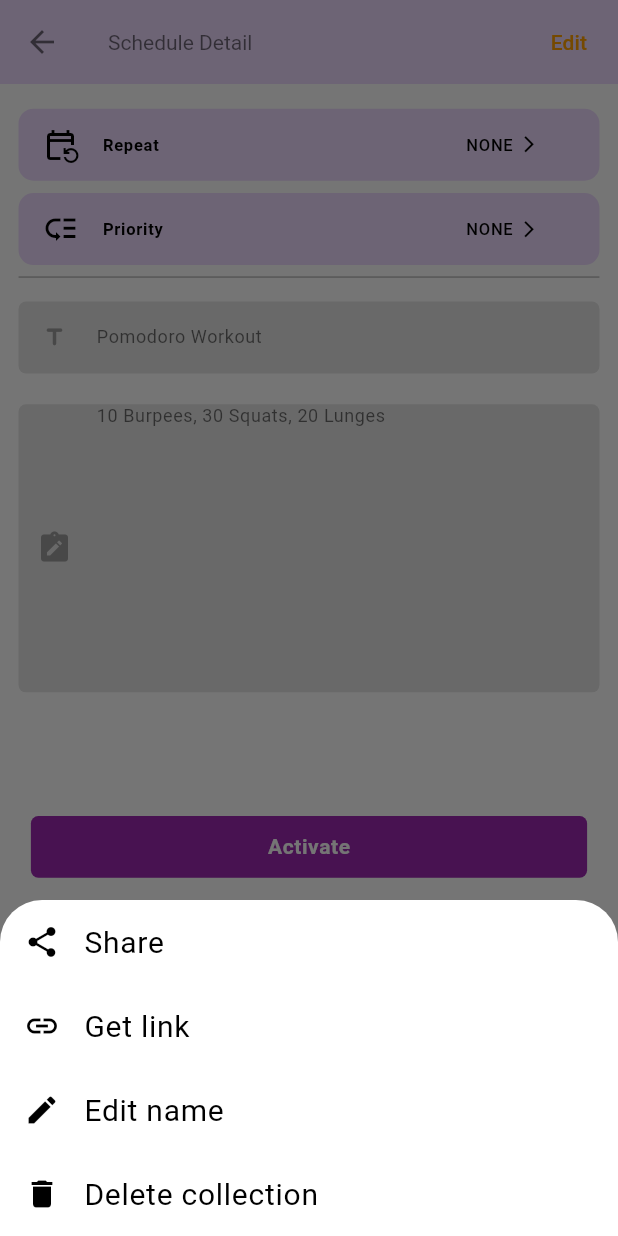
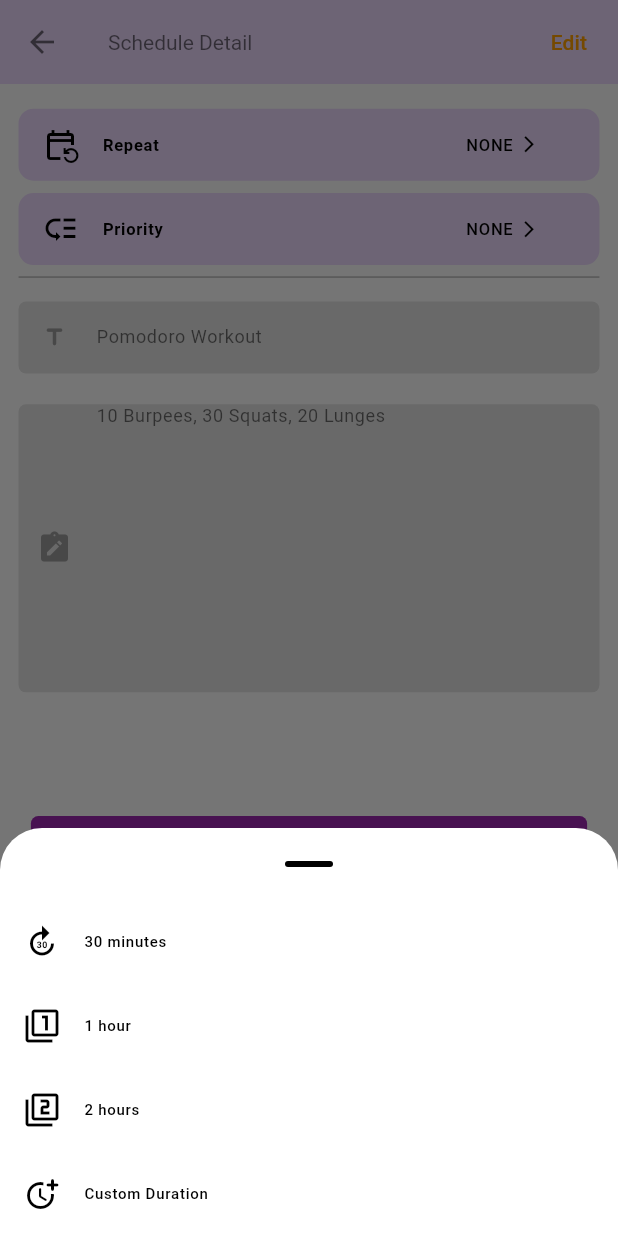
Before and after one commit to yellow-Flickr/timely, a Flutter app: the ScheduleDetail screen opened directly with sample values from the repository, after a tap on "Repeat", on a phone screen of 412 x 824 dp. Run offline on Flutter 3.47's test engine with Material 3 defaults, Android fonts, the phone set to English and light mode, and no system bars; our stand-ins replace go_router.

Commit message:
Scheduler Update II

```diff
--- a/lib/scheduleDetail.dart
+++ b/lib/scheduleDetail.dart
@@ -1,6 +1,10 @@
 // ignore_for_file: prefer_const_literals_to_create_immutables, prefer_const_constructors
 
+import 'dart:developer';
+
 import 'package:flutter/material.dart';
+import 'package:flutter/widgets.dart';
+import 'package:go_router/go_router.dart';
 import 'package:timely/components.dart';
 import 'package:timely/constant.dart';
 import 'package:timely/models/scheduleModel.dart';
@@ -27,12 +31,24 @@ class _ScheduleDetailState extends State<ScheduleDetail> {
 
   @override
   void initState() {
-    // if (widget.newschedule) {
-    //   return;
-    // }
     title.text = widget.schedule.title;
     notes.text = widget.schedule.notes;
     super.initState();
+    WidgetsFlutterBinding.ensureInitialized().addPostFrameCallback((timeStamp) {
+      setState(() {
+        if (widget.newschedule) {
+          controller.update(MaterialState.disabled, true);
+        }
+      });
+    });
+  }
+
+  @override
+  void dispose() {
+    title.dispose();
+    notes.dispose();
+    controller.dispose();
+    super.dispose();
   }
 
   @override
@@ -53,6 +69,7 @@ class _ScheduleDetailState extends State<ScheduleDetail> {
                 onTap: () {
                   setState(() {
                     edit = !edit;
+                    controller.update(MaterialState.disabled, true);
                   });
                 },
                 child: Container(
@@ -88,44 +105,68 @@ class _ScheduleDetailState extends State<ScheduleDetail> {
               onTap: () async {
                 await showModalBottomSheet(
                   context: context,
+                  showDragHandle: true,
                   builder: (context) {
                     // Using Wrap makes the bottom sheet height the height of the content.
                     // Otherwise, the height will be half the height of the screen.
                     return Wrap(
                       children: [
                         ListTile(
-                          leading: Icon(Icons.share),
-                          title: Text('Share'),
+                          leading: Icon(Icons.forward_30),
+                          title: Text('30 minutes',
+                              style: theme.textTheme.labelSmall
+                                  ?.copyWith(fontSize: 10)),
                         ),
                         ListTile(
-                          leading: Icon(Icons.link),
-                          title: Text('Get link'),
+                          leading: Icon(Icons.filter_1),
+                          title: Text('1 hour',
+                              style: theme.textTheme.labelSmall
+                                  ?.copyWith(fontSize: 10)),
                         ),
                         ListTile(
-                          leading: Icon(Icons.edit),
-                          title: Text('Edit name'),
+                          leading: Icon(Icons.filter_2),
+                          title: Text('2 hours',
+                              style: theme.textTheme.labelSmall
+                                  ?.copyWith(fontSize: 10)),
                         ),
                         ListTile(
-                          leading: Icon(Icons.delete),
-                          title: Text('Delete collection'),
-                        ),
-                      ],
-                    );
-                  },
-                );
+                          onTap: () async {
                             time = await showTimePicker(
                                   context: context,
                                   initialEntryMode: TimePickerEntryMode.input,
                                   initialTime: TimeOfDay.fromDateTime(
                                       DateTime.now().add(Duration(hours: 1))),
                                   builder: (context, child) => MediaQuery(
-                          data: MediaQuery.of(context)
-                              .copyWith(alwaysUse24HourFormat: true),
+                                      data: MediaQuery.of(context).copyWith(
+                                          alwaysUse24HourFormat: true),
                                       child: child!),
                                 ) ??
                                 TimeOfDay.fromDateTime(
                                     DateTime.now().add(Duration(hours: 1)));
-                // TimeOfDay(
+                          },
+                          leading: Icon(Icons.more_time_rounded),
+                          title: Text('Custom Duration',
+                              style: theme.textTheme.labelSmall
+                                  ?.copyWith(fontSize: 10)),
+                        ),
+                      ],
+                    );
+                  },
+                );
+                // {
+                //   time = await showTimePicker(
+                //         context: context,
+                //         initialEntryMode: TimePickerEntryMode.input,
+                //         initialTime: TimeOfDay.fromDateTime(
+                //             DateTime.now().add(Duration(hours: 1))),
+                //         builder: (context, child) => MediaQuery(
+                //             data: MediaQuery.of(context)
+                //                 .copyWith(alwaysUse24HourFormat: true),
+                //             child: child!),
+                //       ) ??
+                //       TimeOfDay.fromDateTime(
+                //           DateTime.now().add(Duration(hours: 1)));
+                // } // TimeOfDay(
                 //     hour: TimeOfDay.now().hour + 1,
                 //     minute: TimeOfDay.now().minute);
                 // log((DateTime.now().add(Duration(days: 1)).day == day.day)
@@ -174,7 +215,39 @@ class _ScheduleDetailState extends State<ScheduleDetail> {
               height: height * .01,
             ),
             ListTile(
-              onTap: () async {},
+              onTap: () async {
+                   await showModalBottomSheet(
+                  context: context,
+                  showDragHandle: true,
+                  builder: (context) {
+                    // Using Wrap makes the bottom sheet height the height of the content.
+                    // Otherwise, the height will be half the height of the screen.
+                    return Wrap(
+                      children: [
+                        ListTile(
+                          leading: Icon(Icons.circle,color: Colors.red,),
+                          title: Text('High Priority',
+                              style: theme.textTheme.labelSmall
+                                  ?.copyWith(fontSize: 10)),
+                        ),
+                        ListTile(
+                          leading: Icon(Icons.circle,color: Colors.amber,),
+                          title: Text('Medium Priority',
+                              style: theme.textTheme.labelSmall
+                                  ?.copyWith(fontSize: 10)),
+                        ),
+                        ListTile(
+                          leading: Icon(Icons.circle,color: Colors.teal,),
+                          title: Text('Low Priority',
+                              style: theme.textTheme.labelSmall
+                                  ?.copyWith(fontSize: 10)),
+                        ),
+
+                      ],
+                    );
+                  },
+                );
+              },
               leading: Icon(Icons.low_priority),
               dense: true,
               title: Text(
@@ -355,15 +428,29 @@ class _ScheduleDetailState extends State<ScheduleDetail> {
 
             Column(
               children: [
-                Button(
+                Visibility(
+                  visible: !widget.newschedule,
+                  replacement: Button(
+                      width: .9,
+                      color: Colors.teal,
+                      height: .05,
+                      onPressed: () {
+                        context.pushReplacementNamed('schedule-detail', extra: {
+                          'schedule': testSchedule.first,
+                          'new-schedule': false
+                        });
+                      },
+                      label: 'Save'),
+                  child: Button(
                       width: .9,
                       color: widget.schedule.active
                           ? theme.primaryColorLight
                           : theme.primaryColorDark,
                       height: .05,
-                    statesController: controller,
                       onPressed: () {},
-                    label: widget.schedule.active ? 'Deactivate' : 'Activate'),
+                      label:
+                          widget.schedule.active ? 'Deactivate' : 'Activate'),
+                ),
                 SizedBox(
                   height: height * .02,
                 ),
@@ -371,10 +458,12 @@ class _ScheduleDetailState extends State<ScheduleDetail> {
                     width: .9,
                     color: !edit ? theme.colorScheme.error : Colors.amber,
                     height: .05,
+                    statesController: controller,
                     onPressed: () {
                       if (edit) {
                         setState(() {
                           edit = false;
+                          controller.update(MaterialState.disabled, false);
                         });
                       }
                     },
```
Lines whose indentation alone changed are shown as unchanged.
